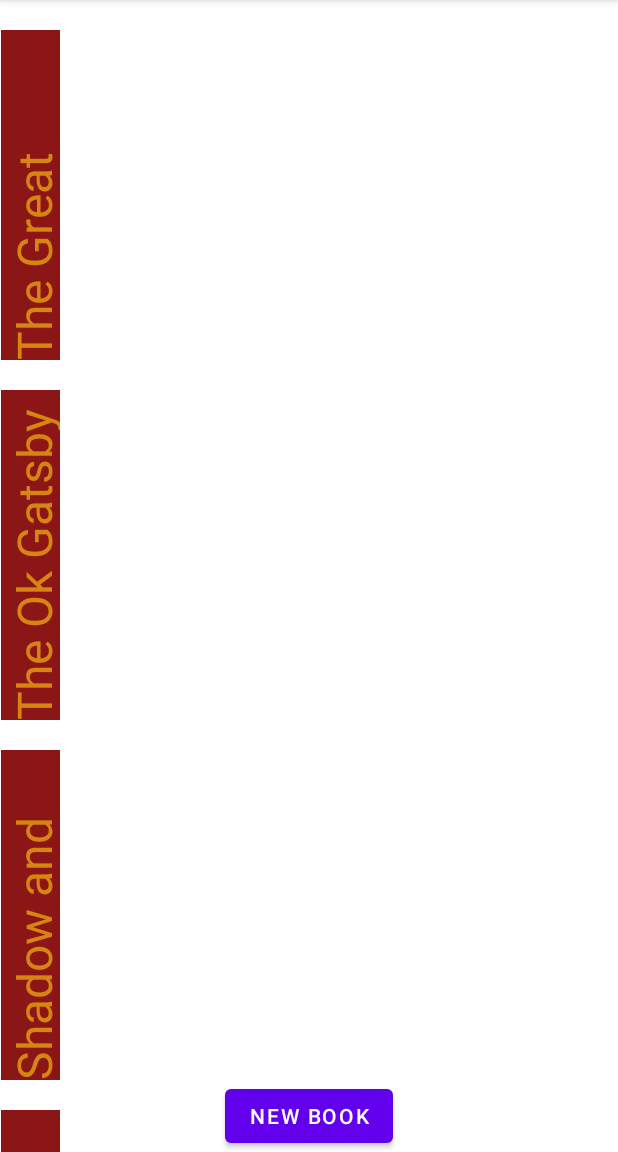
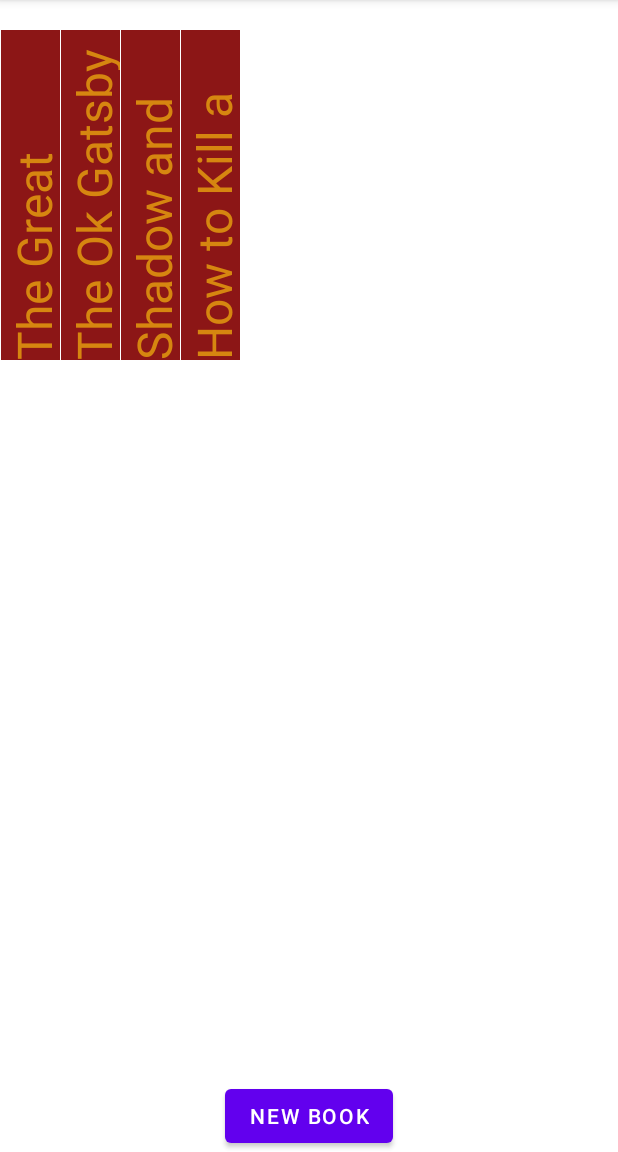
Before and after one commit to EmmaBelle13/Digital_Library, an Android app: the screen it shows after launch (MainActivity), on a phone screen of 412 x 824 dp, the part 84-1236 px from its top. Run offline under Robolectric (Android 15) with nearby library versions, the phone set to English and light mode, and no system bars; our stand-ins replace Firebase (no records; nobody signed in at launch, a user with empty details on screens opened directly).

Commit message:
5/15/2023

```diff
--- a/app/src/main/java/com/example/digitallibrary/BookViewHolder.kt
+++ b/app/src/main/java/com/example/digitallibrary/BookViewHolder.kt
@@ -1,10 +1,19 @@
 package com.example.digitallibrary
 
+import androidx.navigation.findNavController
 import androidx.recyclerview.widget.RecyclerView
 import com.example.digitallibrary.databinding.SingleBookLayoutBinding
 
 class BookViewHolder(val binding: SingleBookLayoutBinding) :
     RecyclerView.ViewHolder(binding.root) {
+    val rootView = binding.root
+    init {
+        binding.root.setOnClickListener{view->
+               rootView.findNavController().navigate(R.id.action_mainFragment_to_bookInfoFragment)
+
+
+        }
+    }
 
         private lateinit var currentBook: Book
 
--- a/app/src/main/java/com/example/digitallibrary/BookViewModel.kt
+++ b/app/src/main/java/com/example/digitallibrary/BookViewModel.kt
@@ -13,7 +13,7 @@
     val author: LiveData<String>
         get() = _author
 
-    private var _color = MutableLiveData<String>("@color/red")
+    private var _color = MutableLiveData<String>("R.color.red")
     val color: LiveData<String>
         get() = _color
 
@@ -47,6 +47,10 @@
         _score.value = num
     }
 
+//    fun setColor(color: String){
+//        _score.value = color
+//    }
+
 
 
 
--- a/app/src/main/res/layout/fragment_main.xml
+++ b/app/src/main/res/layout/fragment_main.xml
@@ -9,7 +9,10 @@
     android:id="@+id/recyclerView"
     android:layout_width="match_parent"
     android:layout_height="match_parent"
-    app:layoutManager="androidx.recyclerview.widget.GridLayoutManager"
+    app:layoutManager="androidx.recyclerview.widget.LinearLayoutManager"
+    app:flow_horizontalStyle="packed"
+  android:scrollbars = "horizontal"
+    android:orientation="horizontal"
    app:layout_constraintBottom_toBottomOf="parent"
 app:layout_constraintEnd_toEndOf="parent"
 app:layout_constraintStart_toStartOf="parent"
```
Also changed, not shown: app/src/main/java/com/example/digitallibrary/CustomFragment.kt (+18 -0 lines).
